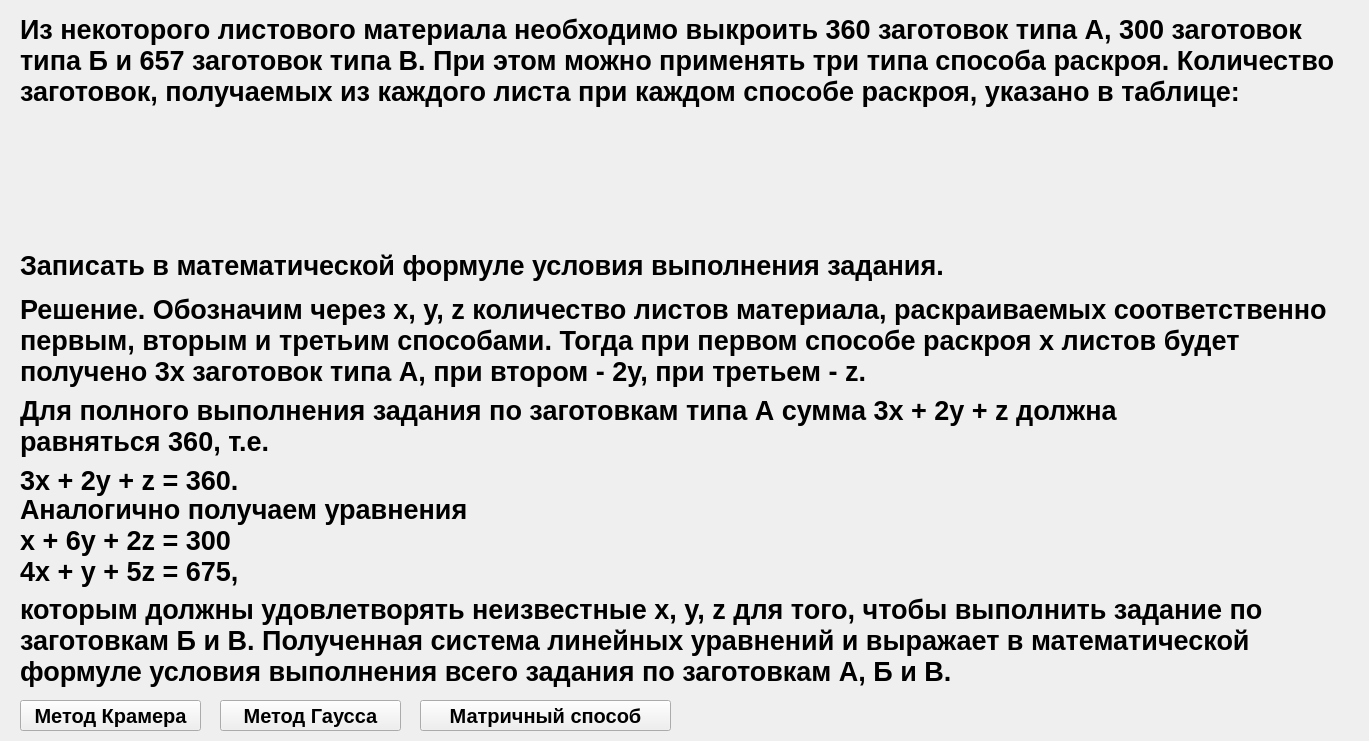
Before: the Qt Designer form task.ui in ivanko337/GAVNO_EBUCHEE_BLYA_TUPIE_PIDORY-, drawn with Qt 5.
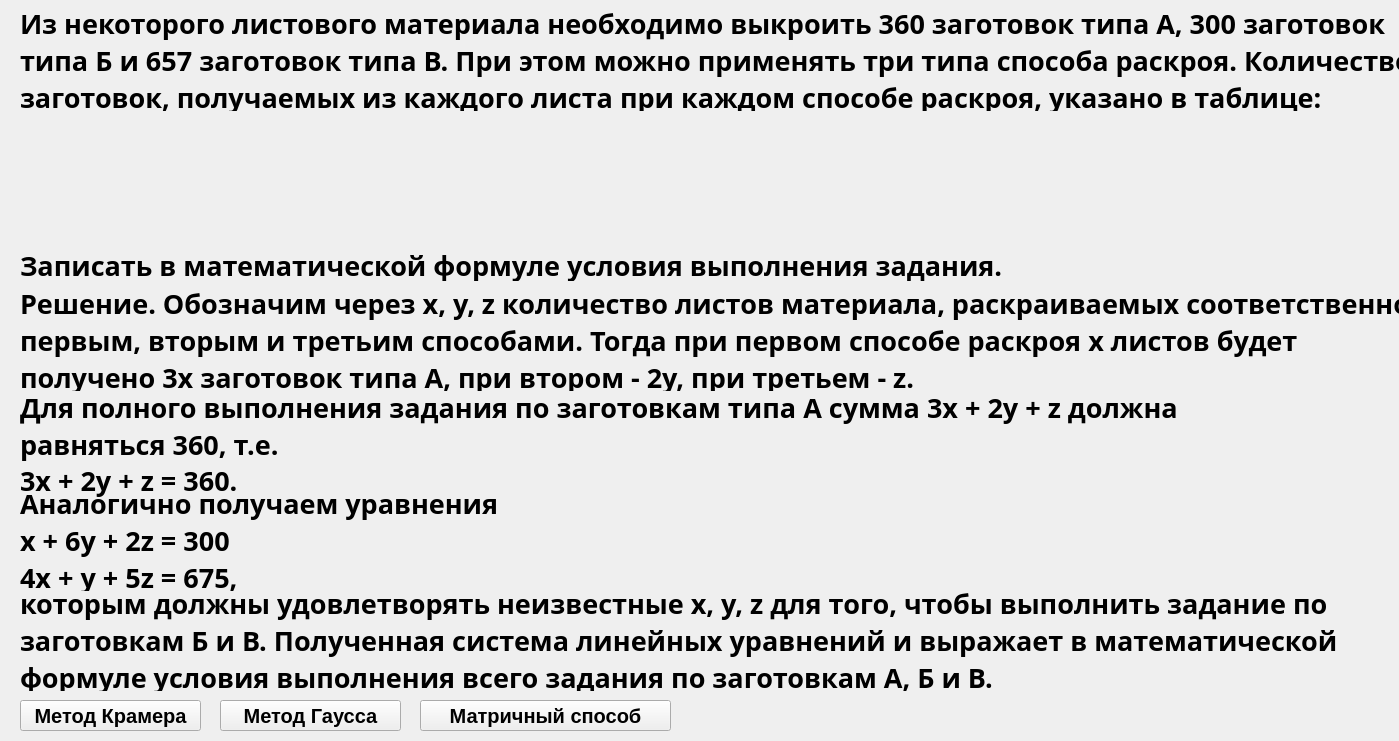
After: the same form once the commit is applied. Icons and pictures are not drawn.

```diff
--- a/task.ui
+++ b/task.ui
@@ -6,10 +6,22 @@
    <rect>
     <x>0</x>
     <y>0</y>
-    <width>1369</width>
+    <width>1399</width>
     <height>741</height>
    </rect>
   </property>
+  <property name="minimumSize">
+   <size>
+    <width>1399</width>
+    <height>741</height>
+   </size>
+  </property>
+  <property name="maximumSize">
+   <size>
+    <width>1399</width>
+    <height>741</height>
+   </size>
+  </property>
   <property name="windowTitle">
    <string>MainWindow</string>
   </property>
@@ -19,12 +31,19 @@
      <rect>
       <x>20</x>
       <y>10</y>
-      <width>1341</width>
+      <width>1401</width>
       <height>101</height>
      </rect>
     </property>
+    <property name="maximumSize">
+     <size>
+      <width>700000</width>
+      <height>16777215</height>
+     </size>
+    </property>
     <property name="font">
      <font>
+      <family>Microsoft Tai Le</family>
       <pointsize>20</pointsize>
       <weight>75</weight>
       <bold>true</bold>
@@ -47,6 +66,7 @@
     </property>
     <property name="font">
      <font>
+      <family>Microsoft Tai Le</family>
       <pointsize>20</pointsize>
       <weight>75</weight>
       <bold>true</bold>
@@ -61,12 +81,13 @@
      <rect>
       <x>20</x>
       <y>290</y>
-      <width>1341</width>
+      <width>1391</width>
       <height>101</height>
      </rect>
     </property>
     <property name="font">
      <font>
+      <family>Microsoft Tai Le</family>
       <pointsize>20</pointsize>
       <weight>75</weight>
       <bold>true</bold>
@@ -83,12 +104,13 @@
      <rect>
       <x>20</x>
       <y>390</y>
-      <width>1311</width>
+      <width>1361</width>
       <height>71</height>
      </rect>
     </property>
     <property name="font">
      <font>
+      <family>Microsoft Tai Le</family>
       <pointsize>20</pointsize>
       <weight>75</weight>
       <bold>true</bold>
@@ -110,6 +132,7 @@
     </property>
     <property name="font">
      <font>
+      <family>Microsoft Tai Le</family>
       <pointsize>20</pointsize>
       <weight>75</weight>
       <bold>true</bold>
@@ -124,12 +147,13 @@
      <rect>
       <x>20</x>
       <y>490</y>
-      <width>531</width>
+      <width>591</width>
       <height>101</height>
      </rect>
     </property>
     <property name="font">
      <font>
+      <family>Microsoft Tai Le</family>
       <pointsize>20</pointsize>
       <weight>75</weight>
       <bold>true</bold>
@@ -146,12 +170,13 @@
      <rect>
       <x>20</x>
       <y>590</y>
-      <width>1341</width>
+      <width>1391</width>
       <height>101</height>
      </rect>
     </property>
     <property name="font">
      <font>
+      <family>Microsoft Tai Le</family>
       <pointsize>20</pointsize>
       <weight>75</weight>
       <bold>true</bold>
@@ -212,6 +237,12 @@
       <height>141</height>
      </rect>
     </property>
+    <property name="font">
+     <font>
+      <family>Microsoft Tai Le</family>
+      <pointsize>20</pointsize>
+     </font>
+    </property>
     <property name="text">
      <string/>
     </property>
```
